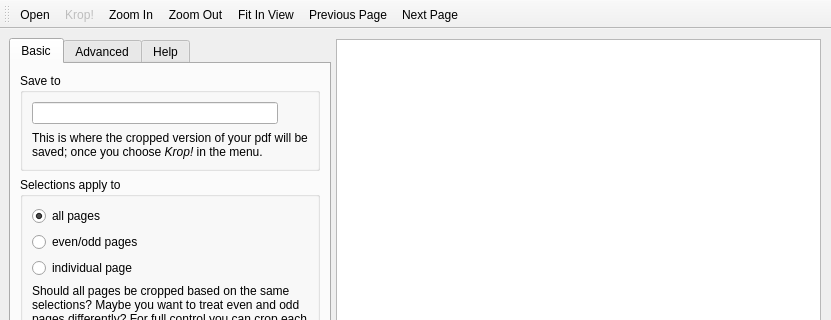
Qt form krop/mainwindow.ui (arminstraub/krop) before a commit; both pictures show x 0 to 831 and y 0 to 320 of the 831 by 691 pixel window.
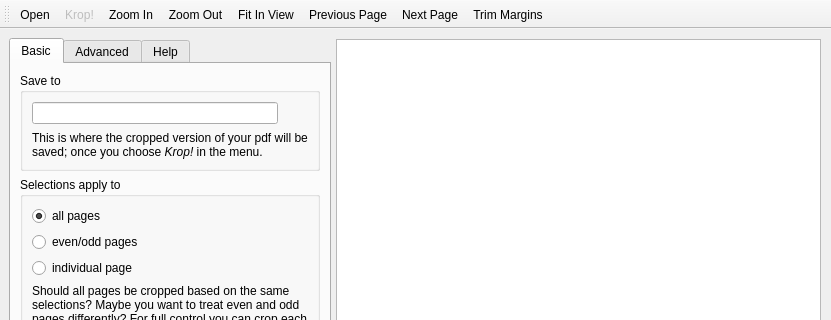
The same form after that commit.

Commit message: Improve trimming margins

Diff of the .ui file:
```diff
--- a/krop/mainwindow.ui
+++ b/krop/mainwindow.ui
@@ -712,6 +712,7 @@
    <addaction name="actionFitInView"/>
    <addaction name="actionPreviousPage"/>
    <addaction name="actionNextPage"/>
+   <addaction name="actionTrimMarginsAll"/>
   </widget>
   <action name="actionZoomIn">
    <property name="text">
@@ -791,6 +792,14 @@
     <string>Select File</string>
    </property>
   </action>
+  <action name="actionTrimMarginsAll">
+   <property name="text">
+    <string>Trim Margins</string>
+   </property>
+   <property name="toolTip">
+    <string>Trim Margins</string>
+   </property>
+  </action>
  </widget>
  <resources/>
  <connections>
```
The commit also changes 3 other files.
